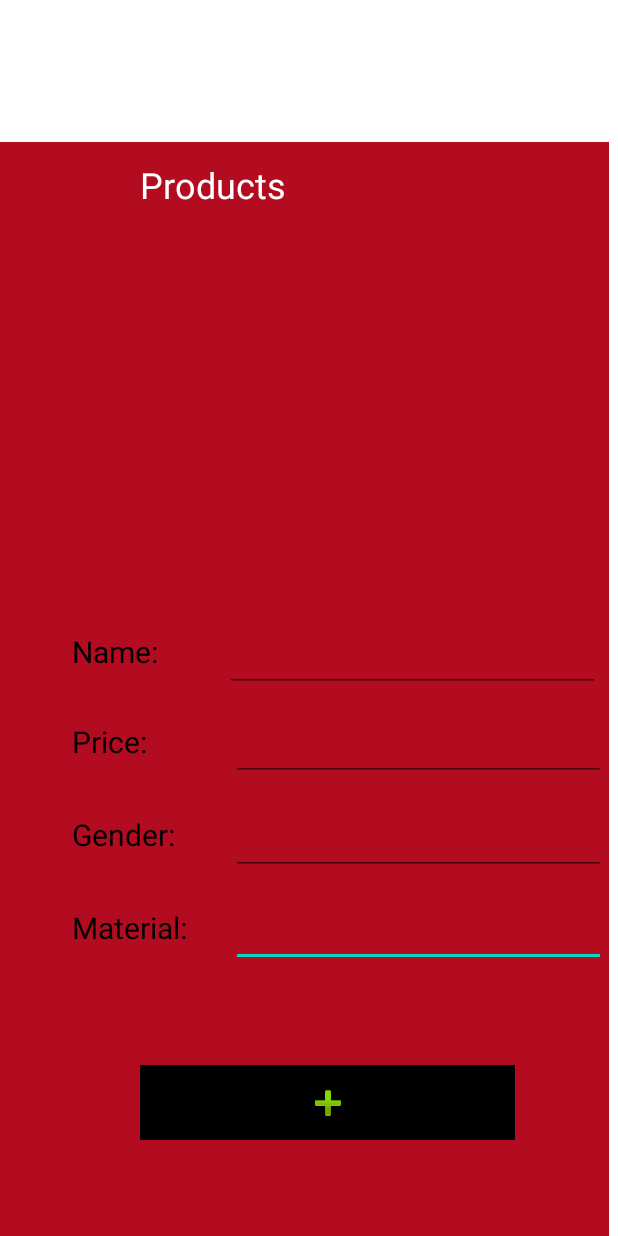
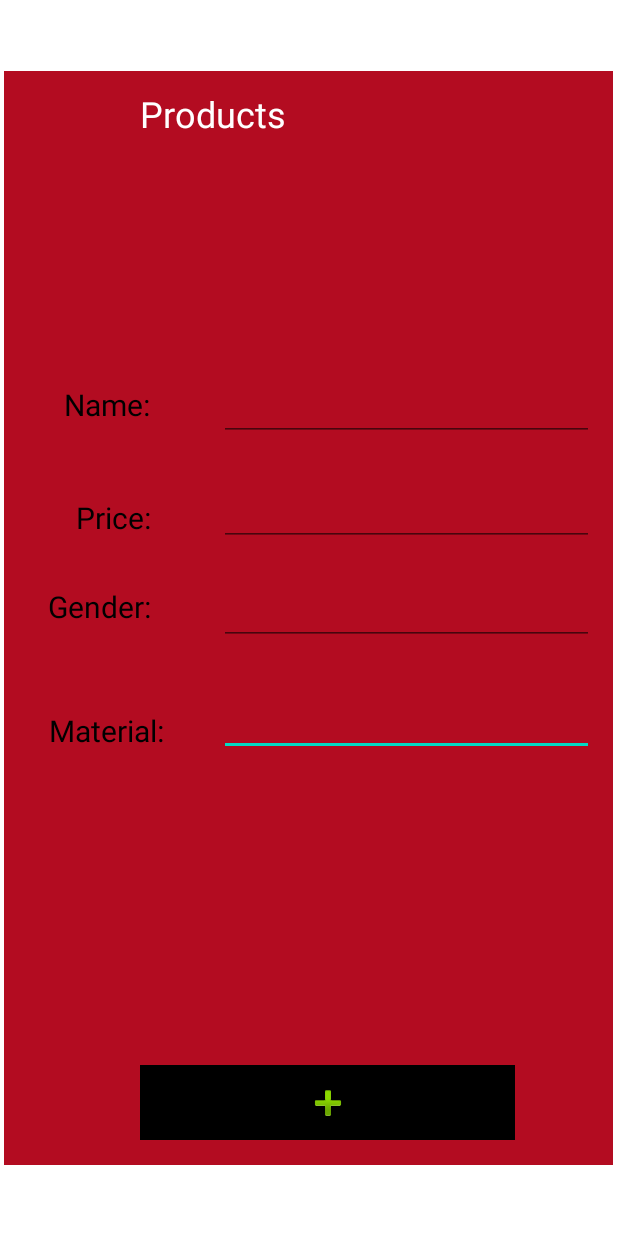
Before and after one commit to ThilinaSatoru/FirebaseApp24API, an Android app: the layout fragment_about.xml on its own in the app's theme, with its tools: preview values and no code run, on a phone screen of 412 x 824 dp. Run offline under Robolectric (Android 15) with nearby library versions, the phone set to English and light mode, and no system bars.

Commit message:
recycler ok

```diff
--- a/app/src/main/res/layout/fragment_about.xml
+++ b/app/src/main/res/layout/fragment_about.xml
@@ -15,10 +15,9 @@
         android:background="@color/icon_background"
         app:layout_constraintBottom_toBottomOf="parent"
         app:layout_constraintEnd_toEndOf="parent"
-        app:layout_constraintHorizontal_bias="0.0"
+        app:layout_constraintHorizontal_bias="0.4"
         app:layout_constraintStart_toStartOf="parent"
-        app:layout_constraintTop_toTopOf="parent"
-        app:layout_constraintVertical_bias="1.0" />
+        app:layout_constraintTop_toTopOf="parent" />
 
     <ImageButton
         android:id="@+id/imageButtonAddProd"
@@ -37,125 +36,109 @@
         android:id="@+id/textView3"
         android:layout_width="wrap_content"
         android:layout_height="wrap_content"
-        android:layout_marginStart="48dp"
-        android:layout_marginTop="80dp"
         android:text="Name: "
         android:textColor="@color/black"
         android:textSize="20sp"
         app:layout_constraintBottom_toBottomOf="parent"
-        app:layout_constraintEnd_toStartOf="@+id/editTextTextMobile"
-        app:layout_constraintHorizontal_bias="0.0"
+        app:layout_constraintEnd_toStartOf="@+id/editTextProdName"
+        app:layout_constraintHorizontal_bias="0.51"
         app:layout_constraintStart_toStartOf="parent"
-        app:layout_constraintTop_toTopOf="@+id/view"
-        app:layout_constraintVertical_bias="0.396" />
+        app:layout_constraintTop_toTopOf="parent"
+        app:layout_constraintVertical_bias="0.321" />
 
     <TextView
         android:id="@+id/textView"
         android:layout_width="wrap_content"
         android:layout_height="wrap_content"
-        android:layout_marginStart="48dp"
-        android:layout_marginTop="80dp"
+        android:layout_marginTop="48dp"
         android:text="Price: "
         android:textColor="@color/black"
         android:textSize="20sp"
-        app:layout_constraintBottom_toBottomOf="parent"
-        app:layout_constraintEnd_toStartOf="@+id/editTextTextMobile"
-        app:layout_constraintHorizontal_bias="0.0"
+        app:layout_constraintEnd_toStartOf="@+id/editTextPrice"
+        app:layout_constraintHorizontal_bias="0.555"
         app:layout_constraintStart_toStartOf="parent"
-        app:layout_constraintTop_toTopOf="@+id/view"
-        app:layout_constraintVertical_bias="0.492" />
+        app:layout_constraintTop_toBottomOf="@+id/textView3" />
 
     <TextView
         android:id="@+id/textView4"
         android:layout_width="wrap_content"
         android:layout_height="wrap_content"
-        android:layout_marginStart="48dp"
-        android:layout_marginTop="80dp"
+        android:layout_marginTop="32dp"
         android:text="Gender: "
         android:textColor="@color/black"
         android:textSize="20sp"
-        app:layout_constraintBottom_toBottomOf="parent"
-        app:layout_constraintEnd_toStartOf="@+id/editTextTextMobile"
-        app:layout_constraintHorizontal_bias="0.111"
+        app:layout_constraintEnd_toStartOf="@+id/editTextGender"
+        app:layout_constraintHorizontal_bias="0.444"
         app:layout_constraintStart_toStartOf="parent"
-        app:layout_constraintTop_toTopOf="@+id/view"
-        app:layout_constraintVertical_bias="0.592" />
+        app:layout_constraintTop_toBottomOf="@+id/textView" />
 
     <TextView
         android:id="@+id/textView5"
         android:layout_width="wrap_content"
         android:layout_height="wrap_content"
-        android:layout_marginStart="48dp"
-        android:layout_marginTop="80dp"
+        android:layout_marginTop="24dp"
         android:text="Material: "
         android:textColor="@color/black"
         android:textSize="20sp"
         app:layout_constraintBottom_toBottomOf="parent"
-        app:layout_constraintHorizontal_bias="0.0"
+        app:layout_constraintEnd_toStartOf="@+id/editTextMaterial"
+        app:layout_constraintHorizontal_bias="0.507"
         app:layout_constraintStart_toStartOf="parent"
-        app:layout_constraintTop_toTopOf="@+id/view"
-        app:layout_constraintVertical_bias="0.691" />
+        app:layout_constraintTop_toBottomOf="@+id/textView4"
+        app:layout_constraintVertical_bias="0.088" />
 
     <EditText
         android:id="@+id/editTextMaterial"
         android:layout_width="250dp"
         android:layout_height="50dp"
+        android:layout_marginTop="24dp"
+        android:layout_marginEnd="16dp"
+        android:ems="10"
+        android:inputType="textPersonName"
+        android:textSize="24sp"
+        android:textStyle="bold"
+        app:layout_constraintEnd_toEndOf="parent"
+        app:layout_constraintTop_toBottomOf="@+id/editTextGender" />
+
+    <EditText
+        android:id="@+id/editTextGender"
+        android:layout_width="250dp"
+        android:layout_height="50dp"
+        android:layout_marginTop="16dp"
+        android:layout_marginEnd="16dp"
+        android:ems="10"
+        android:inputType="textPersonName"
+        android:textSize="24sp"
+        android:textStyle="bold"
+        app:layout_constraintEnd_toEndOf="parent"
+        app:layout_constraintTop_toBottomOf="@+id/editTextPrice" />
+
+    <EditText
+        android:id="@+id/editTextPrice"
+        android:layout_width="250dp"
+        android:layout_height="50dp"
         android:layout_marginTop="20dp"
-        android:layout_marginEnd="8dp"
+        android:layout_marginEnd="16dp"
+        android:ems="10"
+        android:inputType="textPersonName"
+        android:textSize="24sp"
+        android:textStyle="bold"
+        app:layout_constraintEnd_toEndOf="parent"
+        app:layout_constraintTop_toBottomOf="@+id/editTextProdName" />
+
+    <EditText
+        android:id="@+id/editTextProdName"
+        android:layout_width="250dp"
+        android:layout_height="50dp"
+        android:layout_marginEnd="16dp"
         android:ems="10"
         android:inputType="textPersonName"
         android:textSize="24sp"
         android:textStyle="bold"
         app:layout_constraintBottom_toBottomOf="parent"
         app:layout_constraintEnd_toEndOf="parent"
-        app:layout_constraintTop_toBottomOf="@+id/textView2"
-        app:layout_constraintVertical_bias="0.709" />
-
-    <EditText
-        android:id="@+id/editTextGender"
-        android:layout_width="250dp"
-        android:layout_height="50dp"
-        android:layout_marginTop="20dp"
-        android:layout_marginEnd="8dp"
-        android:ems="10"
-        android:inputType="textPersonName"
-        android:textSize="24sp"
-        android:textStyle="bold"
-        app:layout_constraintBottom_toBottomOf="parent"
-        app:layout_constraintEnd_toEndOf="parent"
-        app:layout_constraintTop_toBottomOf="@+id/textView2"
-        app:layout_constraintVertical_bias="0.609" />
-
-    <EditText
-        android:id="@+id/editTextPrice"
-        android:layout_width="250dp"
-        android:layout_height="50dp"
-        android:layout_marginTop="20dp"
-        android:layout_marginEnd="8dp"
-        android:ems="10"
-        android:inputType="textPersonName"
-        android:textSize="24sp"
-        android:textStyle="bold"
-        app:layout_constraintBottom_toBottomOf="parent"
-        app:layout_constraintEnd_toEndOf="parent"
-        app:layout_constraintTop_toBottomOf="@+id/textView2"
-        app:layout_constraintVertical_bias="0.508" />
-
-    <EditText
-        android:id="@+id/editTextProdName"
-        android:layout_width="250dp"
-        android:layout_height="50dp"
-        android:layout_marginTop="20dp"
-        android:layout_marginEnd="12dp"
-        android:ems="10"
-        android:inputType="textPersonName"
-        android:textSize="24sp"
-        android:textStyle="bold"
-
-        app:layout_constraintBottom_toBottomOf="parent"
-        app:layout_constraintEnd_toEndOf="parent"
-        app:layout_constraintTop_toBottomOf="@+id/textView2"
-        app:layout_constraintVertical_bias="0.411" />
+        app:layout_constraintTop_toTopOf="parent"
+        app:layout_constraintVertical_bias="0.315" />
 
     <TextView
         android:id="@+id/textView2"
@@ -172,5 +155,4 @@
         tools:ignore="TextViewEdits" />
 
 
-
 </androidx.constraintlayout.widget.ConstraintLayout>
--- a/app/src/main/res/layout/layout_products.xml
+++ b/app/src/main/res/layout/layout_products.xml
@@ -6,33 +6,34 @@
     <LinearLayout
         android:layout_width="match_parent"
         android:layout_height="wrap_content"
-        android:orientation="vertical">
+        android:orientation="horizontal">
         <ImageView
             android:layout_width="96dp"
             android:layout_height="96dp"
-            android:src="@drawable/common_google_signin_btn_icon_dark"
+            android:src="@drawable/ic_home"
             android:padding="5dp"
-            android:id="@+id/img_product">
+            android:id="@+id/img_product"
+            android:contentDescription="TODO"/>
             <LinearLayout
                 android:layout_width="match_parent"
                 android:layout_height="wrap_content"
-                android:orientation="vertical">
+                android:orientation="vertical"
+                android:layout_marginTop="13dp">
                 <TextView
                     android:layout_width="match_parent"
                     android:layout_height="wrap_content"
-                    android:text="Text"
+                    android:text="Name"
                     android:textSize="20sp"
                     android:layout_marginBottom="5dp"
                     android:id="@+id/txt_name"/>
                 <TextView
                     android:layout_width="match_parent"
                     android:layout_height="wrap_content"
-                    android:text="Text"
+                    android:text="Prize"
                     android:textSize="20sp"
                     android:layout_marginBottom="5dp"
                     android:id="@+id/txt_price"/>
             </LinearLayout>
-        </ImageView>
     </LinearLayout>
 
 
```
